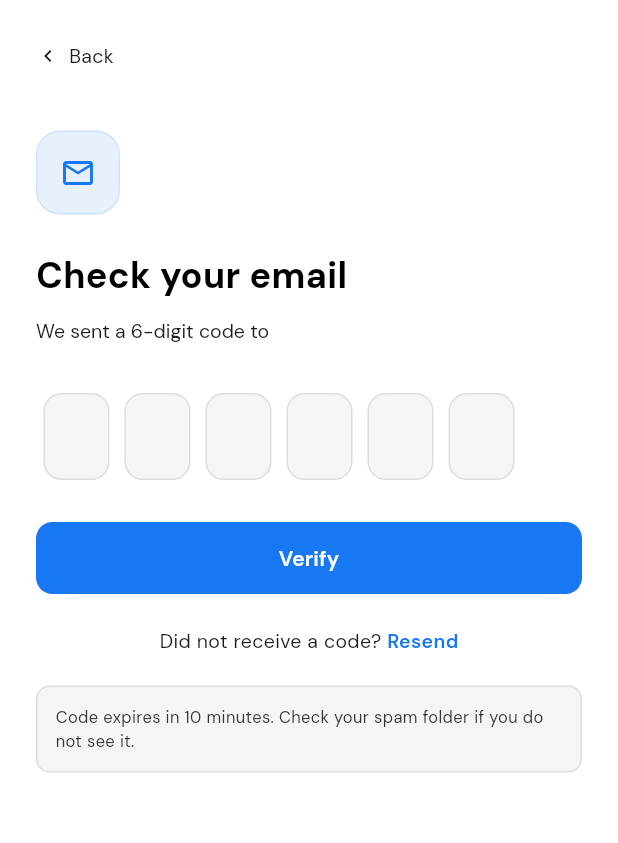
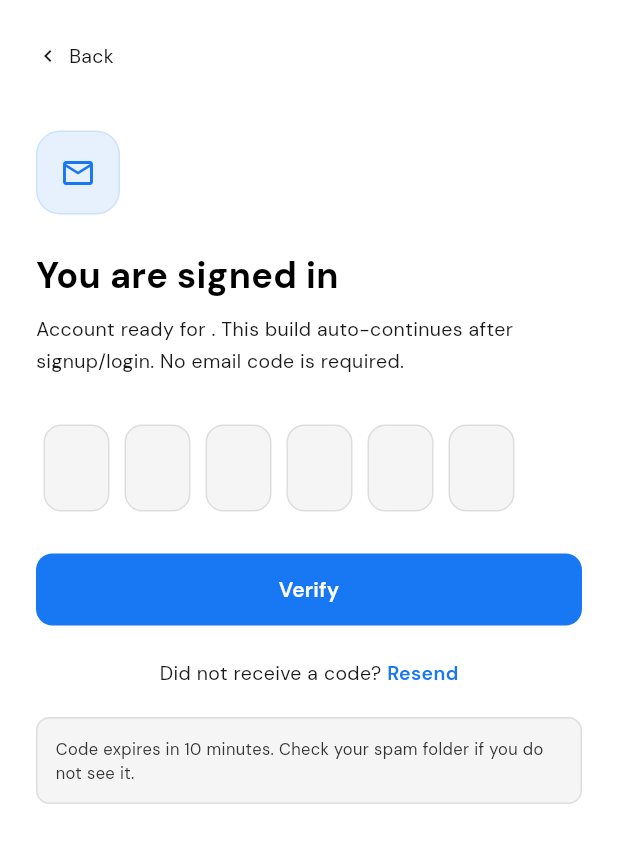
Before and after one commit to ZEROL1FE/FlameGuard, a Flutter app: the VerifyScreen screen opened directly with empty values, on a phone screen of 412 x 824 dp. Shown: the top 843 px of the screen. Run offline on Flutter 3.47's test engine with Material 3 defaults, Android fonts, the phone set to English and light mode, and no system bars; our stand-ins replace firebase_auth, firebase_core, google_fonts, google_sign_in, image_gallery_saver, shared_preferences and 1 more; missing offline and left inert: flutter_facebook_auth, mobile_scanner, mqtt_client, qr; accounts and stored records are empty; project files that could hold a hidden picture were left out.

Commit message:
fixed pain??

```diff
--- a/lib/screens/verify_screen.dart
+++ b/lib/screens/verify_screen.dart
@@ -1,8 +1,10 @@
 // lib/screens/verify_screen.dart
 import 'package:flutter/material.dart';
+import 'package:provider/provider.dart';
 import 'package:flutter/services.dart';
 import '../theme/app_theme.dart';
 import '../widgets/common_widgets.dart';
+import '../models/app_state.dart';
 import '../utils/scroll_physics.dart';
 
 class VerifyScreen extends StatefulWidget {
@@ -26,6 +28,26 @@
   bool _loading = false;
   bool _resent = false;
   String _err = '';
+
+  @override
+  void initState() {
+    super.initState();
+
+    // Backend does not actually send OTP codes in this build.
+    // So to avoid users getting stuck, we automatically continue.
+    WidgetsBinding.instance.addPostFrameCallback((_) async {
+      if (!mounted) return;
+      final state = context.read<AppState>();
+      final shouldContinue = state.isAuthenticated;
+
+      final delay = shouldContinue
+          ? const Duration(milliseconds: 300)
+          : const Duration(seconds: 1);
+      Future.delayed(delay, () {
+        if (mounted) widget.onVerified();
+      });
+    });
+  }
 
   bool get _filled => _controllers.every((c) => c.text.isNotEmpty);
 
@@ -141,16 +163,12 @@
                 child: Center(child: AppIcon('mail', size: 24, color: c.blue)),
               ),
               const SizedBox(height: 24),
-              Text('Check your email', style: AppText.h(24, c.t1)),
+              Text('You are signed in', style: AppText.h(24, c.t1)),
               const SizedBox(height: 8),
-              RichText(
-                  text: TextSpan(
+              Text(
+                'Account ready for $_maskedEmail. This build auto-continues after signup/login. No email code is required.',
                 style: AppText.body(13, c.t2).copyWith(height: 1.6),
-                children: [
-                  const TextSpan(text: 'We sent a 6-digit code to '),
-                  TextSpan(text: _maskedEmail, style: AppText.semi(13, c.t1)),
-                ],
-              )),
+              ),
               const SizedBox(height: 32),
 
               // OTP boxes
```
Also changed, not shown: lib/models/app_state.dart (+6 -2 lines), lib/screens/signup_screen.dart (+12 -1 lines), lib/services/api_service.dart (+17 -2 lines).
